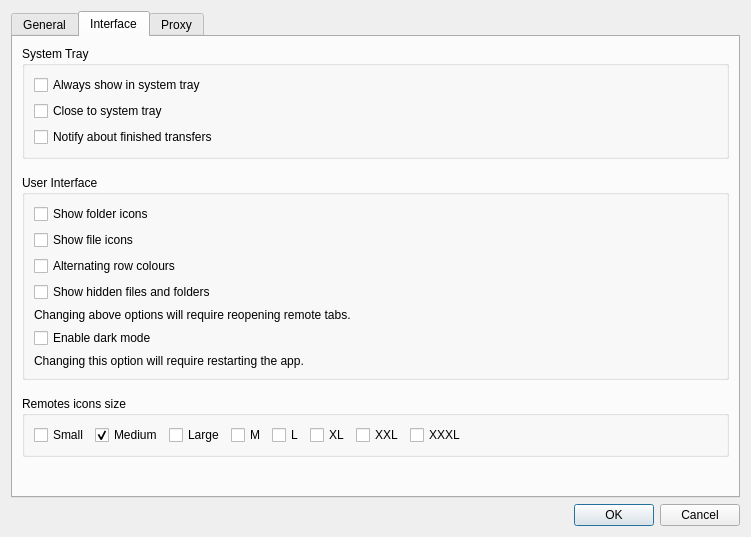
First picture: the form in src/preferences_dialog.ui, repository krispykiq/RcloneBrowser-1, before the edit.
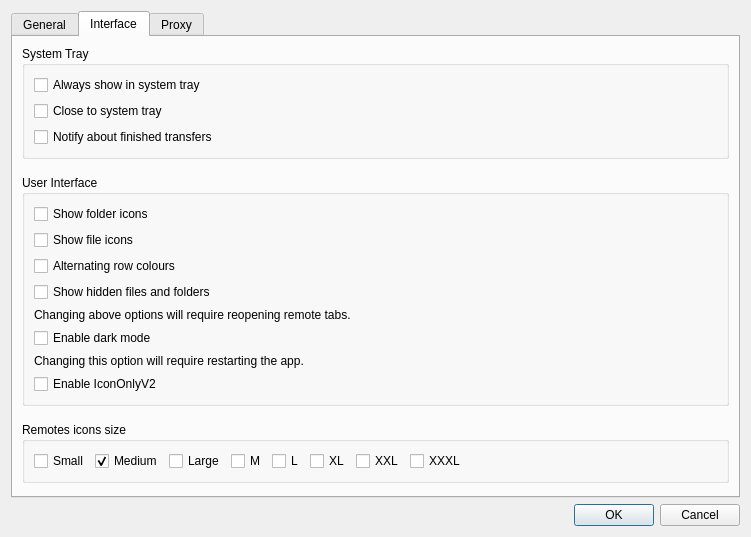
Second picture: the form after the edit. The open tabs and pages were chosen to show the change.

```diff
--- a/src/preferences_dialog.ui
+++ b/src/preferences_dialog.ui
@@ -453,6 +453,13 @@
             </property>
            </widget>
           </item>
+          <item row="8" column="0">
+           <widget class="QCheckBox" name="iconOnly2">
+            <property name="text">
+             <string>Enable IconOnlyV2</string>
+            </property>
+           </widget>
+          </item>
          </layout>
         </widget>
        </item>
```
